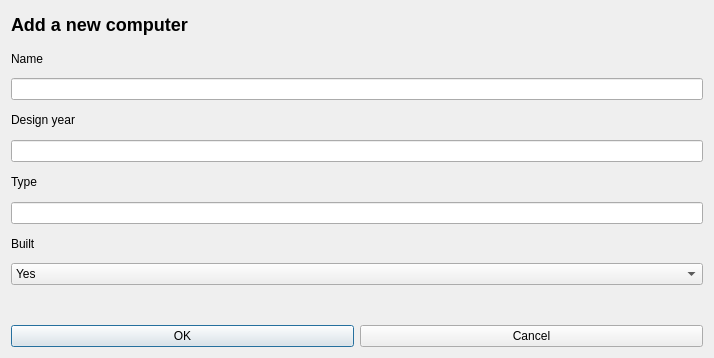
Above: VLN1-H32/addcomputerdialog.ui from Kristian15/VLN1-Hopur32 before the change. Below: the same form after it.
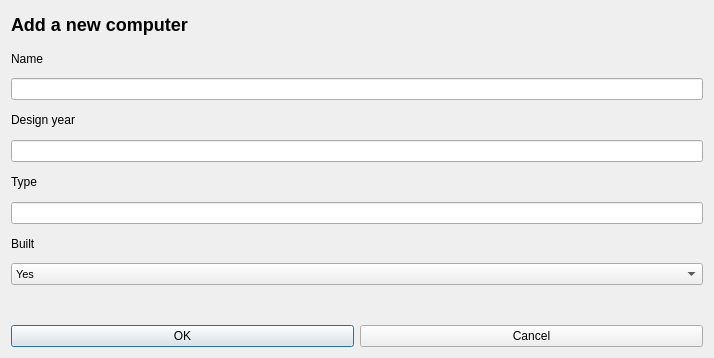
That is the form after the change.

Commit message: add link dialog

Patch:
```diff
--- a/VLN1-H32/addcomputerdialog.ui
+++ b/VLN1-H32/addcomputerdialog.ui
@@ -139,6 +139,11 @@
      </item>
      <item>
       <widget class="QComboBox" name="dropDown_computerBuilt">
+       <property name="font">
+        <font>
+         <pointsize>8</pointsize>
+        </font>
+       </property>
        <item>
         <property name="text">
          <string>Yes</string>
```
The commit also changes 1 other file.
